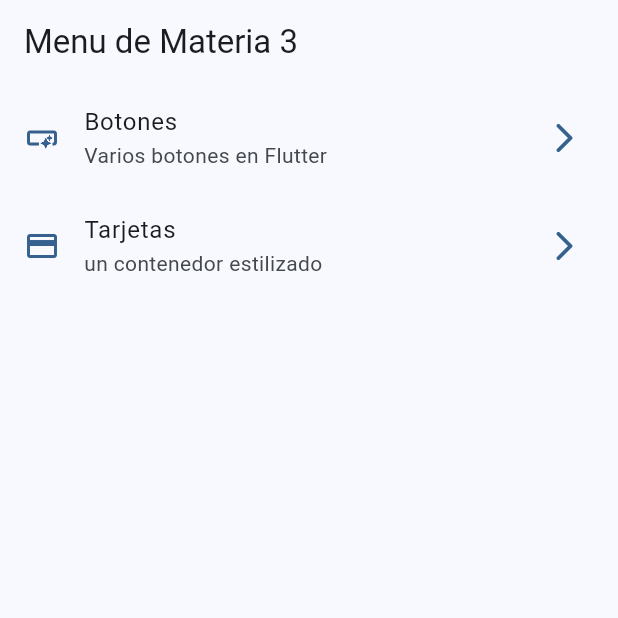
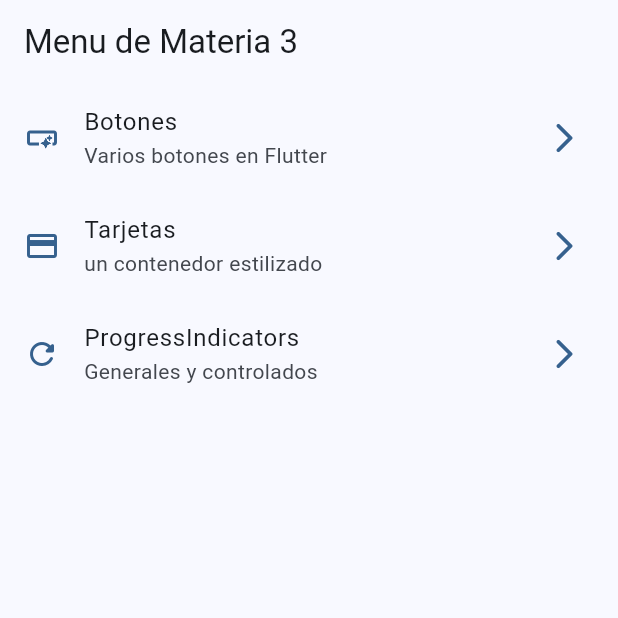
Before and after one commit to tecBogarin/witget_flutter, a Flutter app: the screen it shows after launch, on a phone screen of 412 x 824 dp, the top half of it. Run offline on Flutter 3.47's test engine with Material 2 defaults, Android fonts, the phone set to English and light mode, and no system bars; our stand-ins replace go_router.

Commit message:
progress indicator

```diff
--- a/lib/config/menu/menu_items.dart
+++ b/lib/config/menu/menu_items.dart
@@ -1,7 +1,6 @@
 import 'package:flutter/material.dart';
 
 class MenuItem {
-  final String screenName;
   final String title;
   final String subTitle;
   final String link;
@@ -11,8 +10,7 @@ class MenuItem {
       {required this.title,
       required this.subTitle,
       required this.link,
-      required this.icon,
-      required this.screenName});
+      required this.icon});
 }
 
 List<MenuItem> appMenuItems = <MenuItem>[
@@ -20,12 +18,16 @@ List<MenuItem> appMenuItems = <MenuItem>[
       title: 'Botones',
       subTitle: 'Varios botones en Flutter',
       link: '/buttons',
-      icon: Icons.smart_button_outlined,
-      screenName: 'button_screen'),
+      icon: Icons.smart_button_outlined
+     ),
   const MenuItem(
       title: 'Tarjetas',
       subTitle: 'un contenedor estilizado',
       link: '/cards',
-      icon: Icons.credit_card,
-      screenName: 'card_screen'),
+      icon: Icons.credit_card),
+    const MenuItem(
+      title: 'ProgressIndicators',
+      subTitle: 'Generales y controlados',
+      link: '/progress',
+      icon: Icons.refresh_rounded),
 ];
--- a/lib/config/router/app_router.dart
+++ b/lib/config/router/app_router.dart
@@ -22,5 +22,11 @@ final GoRouter appRouter = GoRouter(
       builder: (BuildContext context, GoRouterState state) =>
           const CardsScreen(),
     ),
+        GoRoute(
+      path: '/progress',
+      name: ProgressScreen.screenName,
+      builder: (BuildContext context, GoRouterState state) =>
+          const ProgressScreen(),
+    ),
   ],
 );
--- a/lib/config/widget_bases/widget_screen.dart
+++ b/lib/config/widget_bases/widget_screen.dart
@@ -5,8 +5,6 @@ abstract class WidgetScreen extends StatelessWidget {
 
   const WidgetScreen({super.key, required this.name});
 
-  get getName => name;
-
 
   @override
   Widget build(BuildContext context);
--- a/lib/screens/home/home_screen.dart
+++ b/lib/screens/home/home_screen.dart
@@ -40,9 +40,7 @@ class _CustomListTitle extends StatelessWidget {
       title: Text(menuItem.title),
       subtitle: Text(menuItem.subTitle),
       onTap: () {
-        //context.go(menuItem.link);
-        //context.push(menuItem.link);
-        context.pushNamed(menuItem.screenName);
+        context.push(menuItem.link);
       },
     );
   }
--- a/lib/screens/progress/progress_screen.dart
+++ b/lib/screens/progress/progress_screen.dart
@@ -1,8 +1,8 @@
 import 'package:flutter/material.dart';
-import 'package:widgets_app/config/widget_bases/widget_screen.dart';
 
-class ProgressScreen extends WidgetScreen {
-  const ProgressScreen({super.key}) : super(name: 'progress_screen');
+class ProgressScreen extends StatelessWidget {
+  static const screenName = 'progress_screen';
+  const ProgressScreen({super.key});
 
   @override
   Widget build(BuildContext context) {
--- a/lib/screens/snackbar/snackbar_screen.dart
+++ b/lib/screens/snackbar/snackbar_screen.dart
@@ -1,8 +1,8 @@
 import 'package:flutter/material.dart';
-import 'package:widgets_app/config/widget_bases/widget_screen.dart';
 
-class SnackBarScreen extends WidgetScreen {
-  const SnackBarScreen({super.key}) : super(name: 'snackbar_screen');
+class SnackBarScreen extends StatelessWidget {
+  static const screenName = 'progress_screen';
+  const SnackBarScreen({super.key});
 
   @override
   Widget build(BuildContext context) {
```
